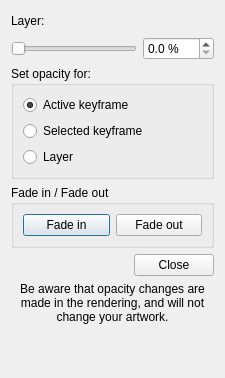
First picture: the form in app/ui/layeropacitydialog.ui, repository pencil2d/pencil, before the edit.
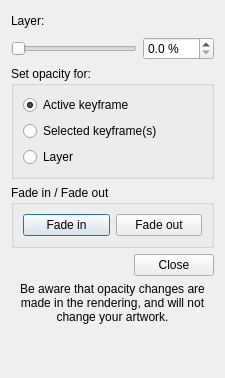
Second picture: the form after the edit.

Commit message:
Fix selected keyframes not working
- tweak string

Diff of the .ui file:
```diff
--- a/app/ui/layeropacitydialog.ui
+++ b/app/ui/layeropacitydialog.ui
@@ -96,7 +96,7 @@
       <item>
        <widget class="QRadioButton" name="rbSelectedKeyframes">
         <property name="text">
-         <string>Selected keyframe</string>
+         <string>Selected keyframe(s)</string>
         </property>
        </widget>
       </item>
```
The commit also changes 1 other file.
